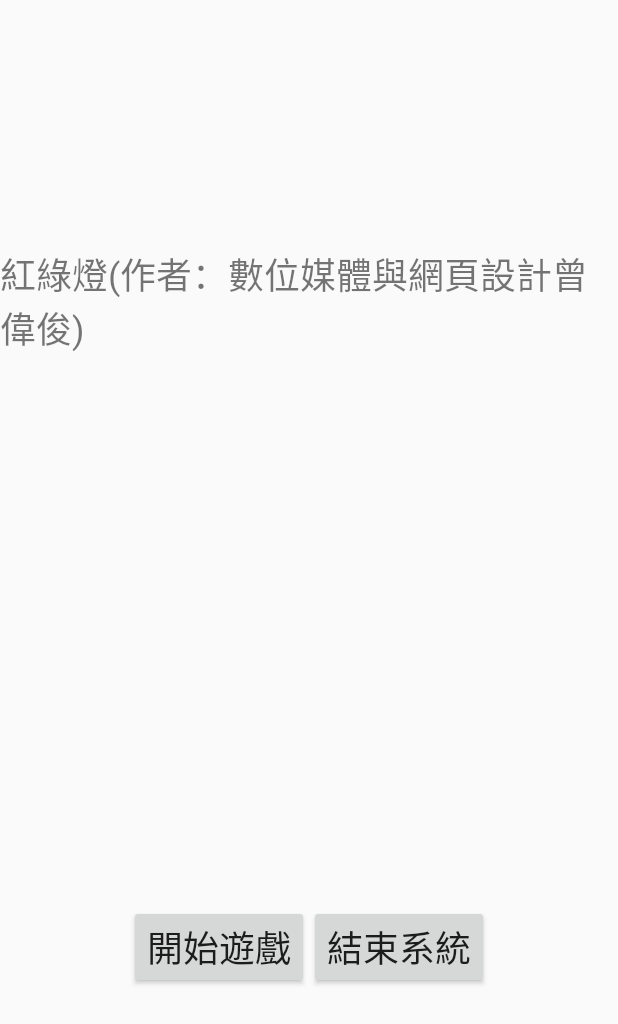
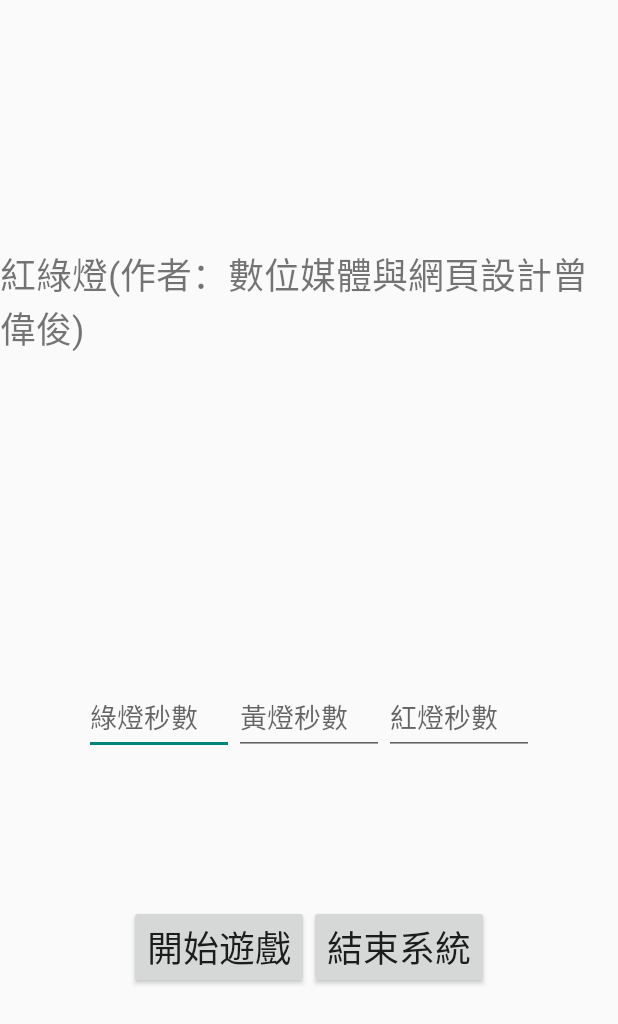
Before and after one commit to Weijun0201/trafficlight, an Android app: the layout activity_main.xml on its own in the app's theme, with its tools: preview values and no code run, on a phone screen of 412 x 824 dp. Shown: the top 1024 px of the screen. Run offline under Robolectric (Android 15) with nearby library versions, the phone set to English and light mode, and no system bars.

Commit message:
2020上機考版本2(曾偉俊)

```diff
--- a/app/src/main/res/layout/activity_main.xml
+++ b/app/src/main/res/layout/activity_main.xml
@@ -5,29 +5,6 @@
     android:layout_width="match_parent"
     android:layout_height="match_parent"
     tools:context=".MainActivity">
-
-    <androidx.constraintlayout.widget.Guideline
-        android:id="@+id/gl1"
-        android:layout_width="wrap_content"
-        android:layout_height="wrap_content"
-        android:orientation="horizontal"
-        app:layout_constraintGuide_percent="0.2"  />
-
-    <TextView
-        android:layout_width="wrap_content"
-        android:layout_height="wrap_content"
-        android:text="紅綠燈(作者：數位媒體與網頁設計曾偉俊)"
-        android:textSize="24sp"
-        app:layout_constraintEnd_toEndOf="parent"
-        app:layout_constraintStart_toStartOf="parent"
-        app:layout_constraintTop_toTopOf="@+id/gl1" />
-
-    <androidx.constraintlayout.widget.Guideline
-        android:id="@+id/gl2"
-        android:layout_width="wrap_content"
-        android:layout_height="wrap_content"
-        android:orientation="horizontal"
-        app:layout_constraintGuide_percent="0.8" />
 
     <Button
         android:id="@+id/btnStart"
@@ -37,9 +14,9 @@
         android:text="開始遊戲"
         android:textSize="24sp"
         app:layout_constraintBottom_toTopOf="@+id/gl2"
-        app:layout_constraintStart_toStartOf="parent"
         app:layout_constraintEnd_toStartOf="@+id/btnEnd"
-        app:layout_constraintHorizontal_chainStyle="packed"/>
+        app:layout_constraintHorizontal_chainStyle="packed"
+        app:layout_constraintStart_toStartOf="parent" />
 
     <Button
         android:id="@+id/btnEnd"
@@ -52,6 +29,67 @@
         app:layout_constraintEnd_toEndOf="parent"
         app:layout_constraintStart_toEndOf="@+id/btnStart" />
 
+    <TextView
+        android:layout_width="wrap_content"
+        android:layout_height="wrap_content"
+        android:text="紅綠燈(作者：數位媒體與網頁設計曾偉俊)"
+        android:textSize="24sp"
+        app:layout_constraintEnd_toEndOf="parent"
+        app:layout_constraintStart_toStartOf="parent"
+        app:layout_constraintTop_toTopOf="@+id/gl1" />
 
+    <androidx.constraintlayout.widget.Guideline
+        android:id="@+id/gl1"
+        android:layout_width="wrap_content"
+        android:layout_height="wrap_content"
+        android:orientation="horizontal"
+        app:layout_constraintGuide_percent="0.2" />
+
+    <androidx.constraintlayout.widget.Guideline
+        android:id="@+id/gl2"
+        android:layout_width="wrap_content"
+        android:layout_height="wrap_content"
+        android:orientation="horizontal"
+        app:layout_constraintGuide_percent="0.8" />
+
+    <androidx.constraintlayout.widget.Guideline
+        android:id="@+id/gl3"
+        android:layout_width="wrap_content"
+        android:layout_height="wrap_content"
+        android:orientation="horizontal"
+        app:layout_constraintGuide_percent="0.55"/>
+
+    <EditText
+        android:id="@+id/綠燈秒數"
+        android:layout_width="100dp"
+        android:layout_height="50dp"
+        android:hint="綠燈秒數"
+        android:inputType="time"
+        app:layout_constraintEnd_toStartOf="@+id/黃燈秒數"
+        app:layout_constraintHorizontal_chainStyle="packed"
+        app:layout_constraintStart_toStartOf="parent"
+        app:layout_constraintTop_toTopOf="@+id/gl3" />
+
+    <EditText
+        android:id="@+id/黃燈秒數"
+        android:layout_width="100dp"
+        android:layout_height="50dp"
+        android:hint="黃燈秒數"
+        android:inputType="time"
+        app:layout_constraintHorizontal_chainStyle="packed"
+        app:layout_constraintStart_toEndOf="@+id/綠燈秒數"
+        app:layout_constraintTop_toTopOf="@+id/gl3"
+        app:layout_constraintEnd_toStartOf="@+id/紅燈秒數"/>
+
+    <EditText
+        android:id="@+id/紅燈秒數"
+        android:layout_width="100dp"
+        android:layout_height="50dp"
+        android:hint="紅燈秒數"
+        android:inputType="time"
+        app:layout_constraintEnd_toEndOf="parent"
+        app:layout_constraintHorizontal_chainStyle="packed"
+        app:layout_constraintTop_toTopOf="@+id/gl3"
+        app:layout_constraintStart_toEndOf="@id/黃燈秒數"/>
 
 </androidx.constraintlayout.widget.ConstraintLayout>
```
